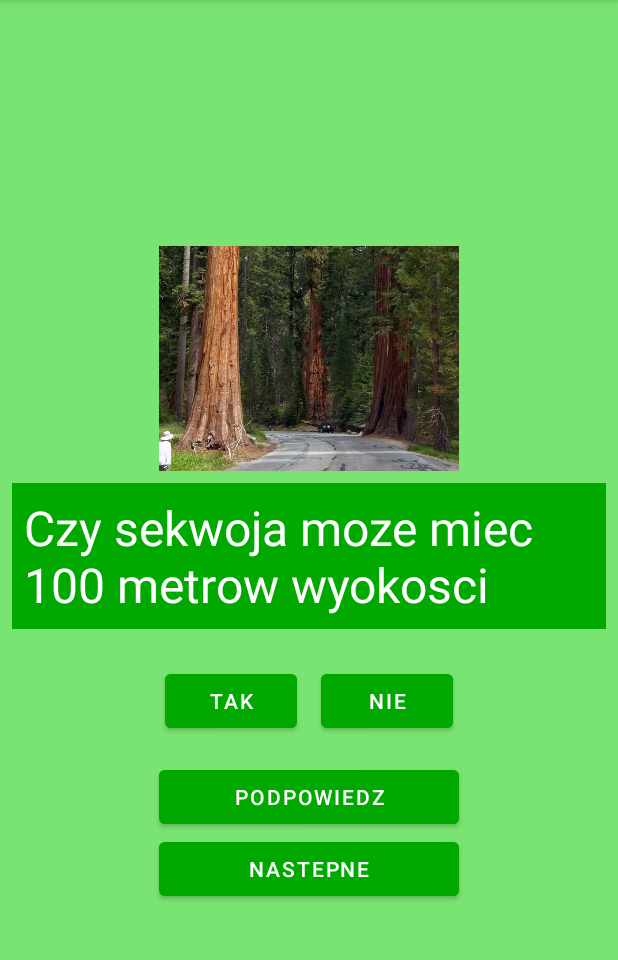
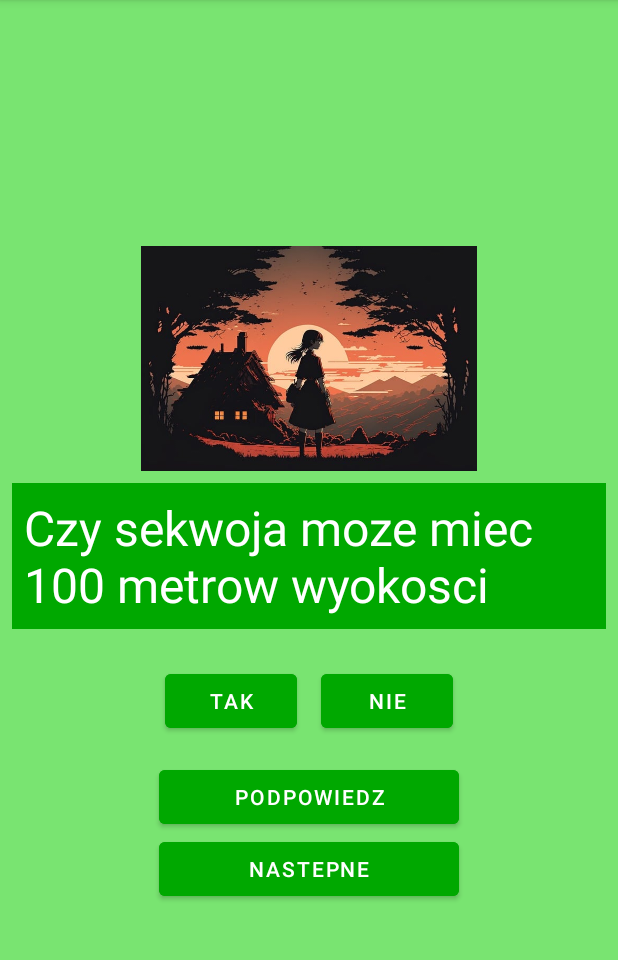
Before and after one commit to Bunny70pl/Android_quiz, an Android app: the screen it shows after launch (MainActivity), on a phone screen of 412 x 824 dp, the part 84-1044 px from its top. Run offline under Robolectric (Android 15) with nearby library versions, the phone set to English and light mode, and no system bars.

Commit message:
skoncze przed ortientacja

```diff
--- a/app/src/main/java/pl/zabrze/zs10/quiz/MainActivity.java
+++ b/app/src/main/java/pl/zabrze/zs10/quiz/MainActivity.java
@@ -2,6 +2,7 @@ package pl.zabrze.zs10.quiz;
 
 import androidx.appcompat.app.AppCompatActivity;
 
+import android.content.Intent;
 import android.os.Bundle;
 import android.view.View;
 import android.widget.Button;
@@ -20,19 +21,21 @@ public class MainActivity extends AppCompatActivity {
     private Button nastepny;
     private Button tak;
     private Button nie;
-    private ImageView imageView;
+    private Button podpowiedz;
+    private ImageView zdjecie;
     @Override
     protected void onCreate(Bundle savedInstanceState) {
         super.onCreate(savedInstanceState);
         setContentView(R.layout.activity_main);
         wypelnijPytania();
+        nrPytania = 0;
+        zdjecie = findViewById(R.id.imageView);
         textView = findViewById(R.id.textViewTrescPytania);
-        nrPytania = 0;
         wstawPytanie(nrPytania);
         nastepny = findViewById(R.id.button4);
         tak = findViewById(R.id.button);
         nie = findViewById(R.id.button2);
-        imageView = findViewById(R.id.imageView);
+        podpowiedz = findViewById(R.id.button3);
         nastepny.setOnClickListener(
                 new View.OnClickListener() {
                     @Override
@@ -65,6 +68,17 @@ public class MainActivity extends AppCompatActivity {
                     }
                 }
         );
+        podpowiedz.setOnClickListener(
+                new View.OnClickListener() {
+                    @Override
+                    public void onClick(View view) {
+                        Intent intent = new Intent(MainActivity.this,PodpowiedzActivity.class);
+                        intent.putExtra("PODPOWIEDZ",listaPytan.get(nrPytania).getPodpowiedz());
+                        startActivity(intent);
+                        //Toast.makeText(MainActivity.this, "Bedzie wyswietlana podpowiedz", Toast.LENGTH_SHORT).show();
+                    }
+                }
+        );
     }
     private int policzPuntky(){
         int ilePunktow = 0;
@@ -84,26 +98,26 @@ public class MainActivity extends AppCompatActivity {
     private void wstawPytanie(int i){
         Pytanie pytanie = listaPytan.get(i);
         textView.setText(pytanie.getTresc());
-        imageView.setImageResource(pytanie.getIdobrazka());
+        zdjecie.setImageResource(pytanie.getIdobrazka());
     }
     private void wypelnijPytania(){
         listaPytan.add(new Pytanie(
                 "Czy sekwoja moze miec 100 metrow wyokosci",
                 "Sejwoje sa bardzo wysokie",
                 true,
-                R.drawable.sekwoja
+                R.drawable.abcd
                 ));
         listaPytan.add(new Pytanie(
                 "Czy najgrubsze drzewo ma obwod 10m",
                 "obwod najgrubszego pnia na swiecei ma 44m",
                 false,
-                R.drawable.tlen
+                R.drawable.abca
                 ));
         listaPytan.add(new Pytanie(
                 "Czy drzewa sa pochlaniaczem tlenu",
                 "Zastanow sie na czym polega fotostynteza",
                 false,
-                R.drawable.trawa
+                R.drawable.abc
                 ));
     }
 }
--- a/app/src/main/res/layout/activity_main.xml
+++ b/app/src/main/res/layout/activity_main.xml
@@ -14,7 +14,7 @@
         android:layout_width="match_parent"
         android:layout_height="150dp"
         android:adjustViewBounds="true"
-        app:srcCompat="@drawable/sekwoja" />
+        app:srcCompat="@drawable/abc" />
 
     <TextView
         android:layout_width="wrap_content"
```
Also changed, not shown: app/src/main/AndroidManifest.xml (+7 -0 lines), app/src/main/java/pl/zabrze/zs10/quiz/PodpowiedzActivity.java (added, +18 -0 lines), app/src/main/res/layout/activity_podpowiedz.xml (added, +18 -0 lines), app/src/main/res/drawable-v24/abc.jpg (added), app/src/main/res/drawable-v24/abca.jpg (added), app/src/main/res/drawable-v24/abcd.jpg (added), app/src/main/res/drawable/sekwoja.jpg (deleted), app/src/main/res/drawable/tlen.jpg (deleted), app/src/main/res/drawable/trawa.png (deleted).
